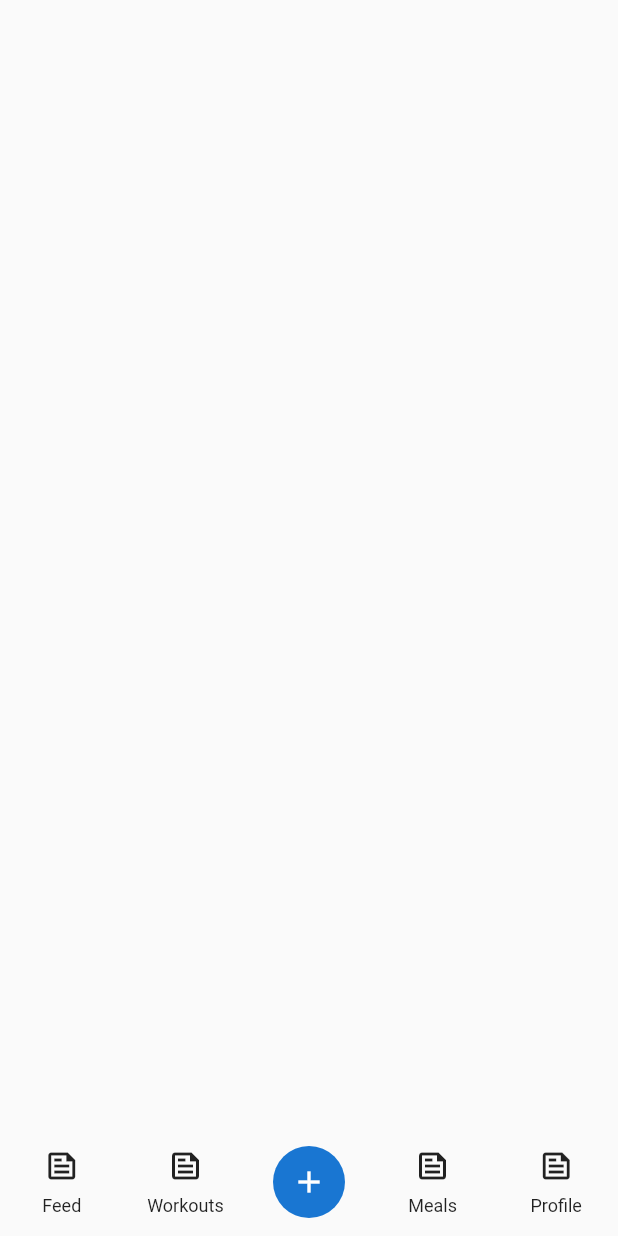
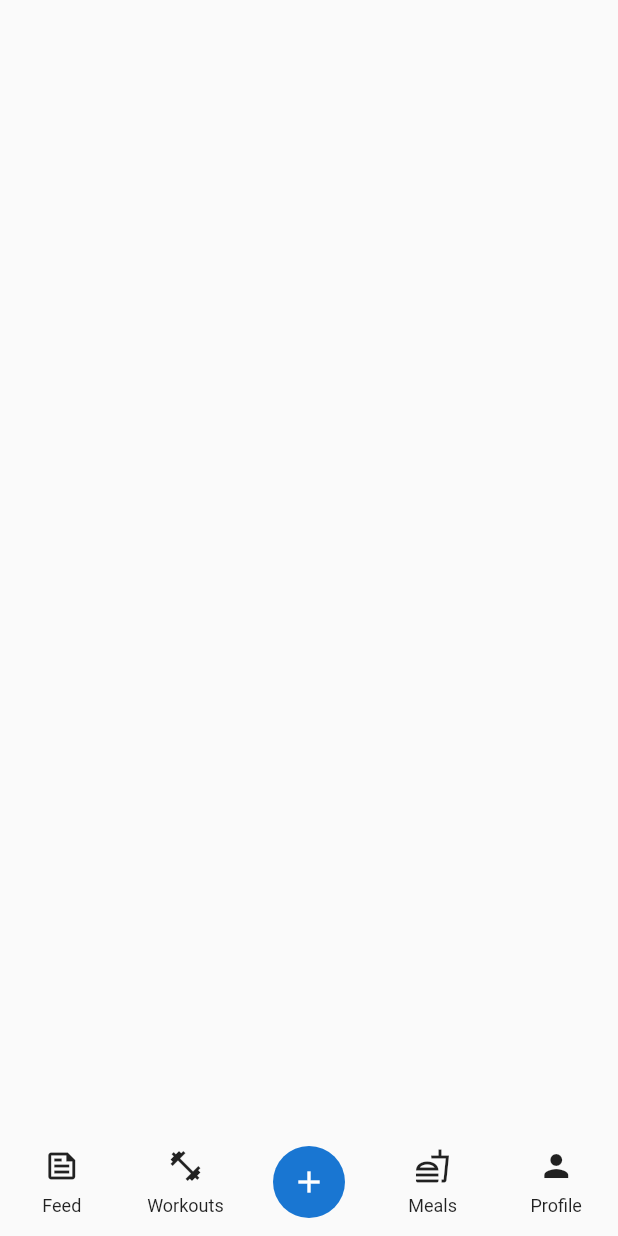
Before and after one commit to JAICHANGPARK/flutter_notebook_17th_story, a Flutter app: the screen it shows after launch, on a phone screen of 412 x 824 dp. Run offline on Flutter 3.47's test engine with Material 2 defaults, Android fonts, the phone set to English and light mode, and no system bars; our stand-ins replace cached_network_image, fl_chart, flutter_riverpod, freezed_annotation, ionicons, percent_indicator.

Commit message:
Update workouts_main_page.dart

```diff
--- a/lib/ep1029_workouts_app/src/ui/workouts_main_page.dart
+++ b/lib/ep1029_workouts_app/src/ui/workouts_main_page.dart
@@ -16,7 +16,7 @@ class _WorkoutsMainPageState extends State<WorkoutsMainPage> {
           Expanded(
             child: SingleChildScrollView(
               child: Column(
-                children: [],
+                children: const [],
               ),
             ),
           ),
@@ -30,7 +30,7 @@ class _WorkoutsMainPageState extends State<WorkoutsMainPage> {
                   child: Column(
                     mainAxisAlignment: MainAxisAlignment.center,
                     crossAxisAlignment: CrossAxisAlignment.center,
-                    children: [
+                    children: const [
                       Icon(Icons.feed_outlined),
                       SizedBox(
                         height: 8,
@@ -45,8 +45,8 @@ class _WorkoutsMainPageState extends State<WorkoutsMainPage> {
                   child: Column(
                     mainAxisAlignment: MainAxisAlignment.center,
                     crossAxisAlignment: CrossAxisAlignment.center,
-                    children: [
-                      Icon(Icons.feed_outlined),
+                    children: const [
+                      Icon(Icons.fitness_center),
                       SizedBox(
                         height: 8,
                       ),
@@ -57,17 +57,19 @@ class _WorkoutsMainPageState extends State<WorkoutsMainPage> {
                   ),
                 ),
                 Expanded(
-                  child: CircleAvatar(
-                    radius: 24,
-                    child: Icon(Icons.add),
+                  child: Center(
+                    child: CircleAvatar(
+                      radius: 24,
+                      child: Icon(Icons.add),
+                    ),
                   ),
                 ),
                 Expanded(
                   child: Column(
                     mainAxisAlignment: MainAxisAlignment.center,
                     crossAxisAlignment: CrossAxisAlignment.center,
-                    children: [
-                      Icon(Icons.feed_outlined),
+                    children: const [
+                      Icon(Icons.fastfood_outlined),
                       SizedBox(
                         height: 8,
                       ),
@@ -81,8 +83,8 @@ class _WorkoutsMainPageState extends State<WorkoutsMainPage> {
                   child: Column(
                     mainAxisAlignment: MainAxisAlignment.center,
                     crossAxisAlignment: CrossAxisAlignment.center,
-                    children: [
-                      Icon(Icons.feed_outlined),
+                    children: const [
+                      Icon(Icons.person),
                       SizedBox(
                         height: 8,
                       ),
```
